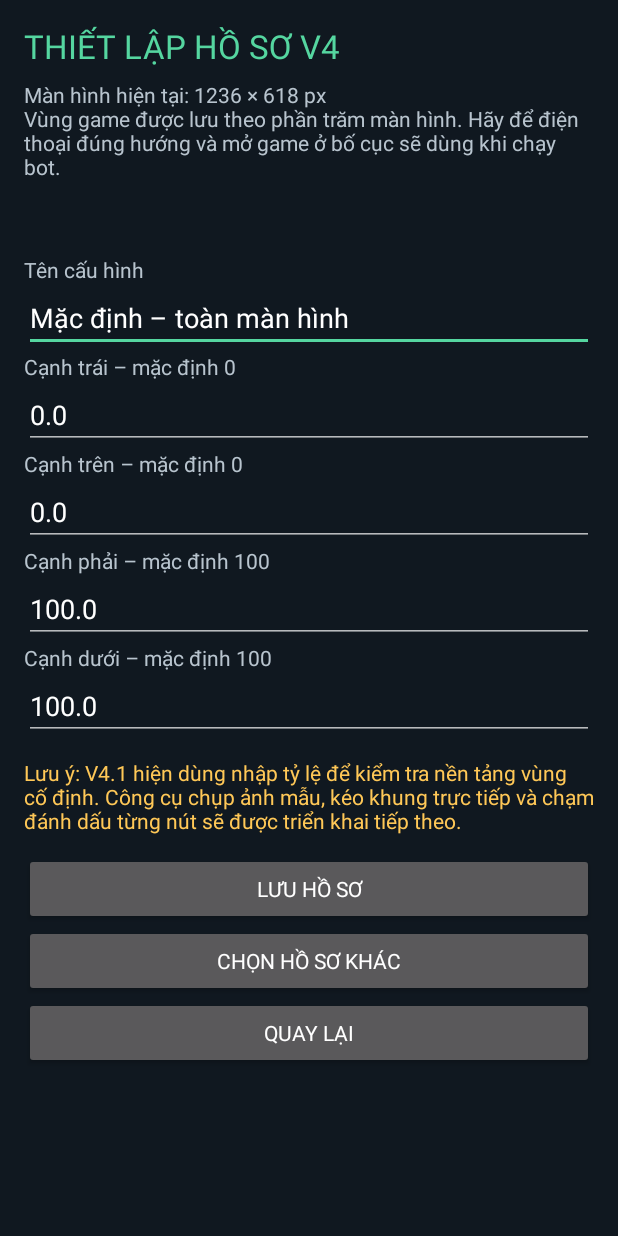
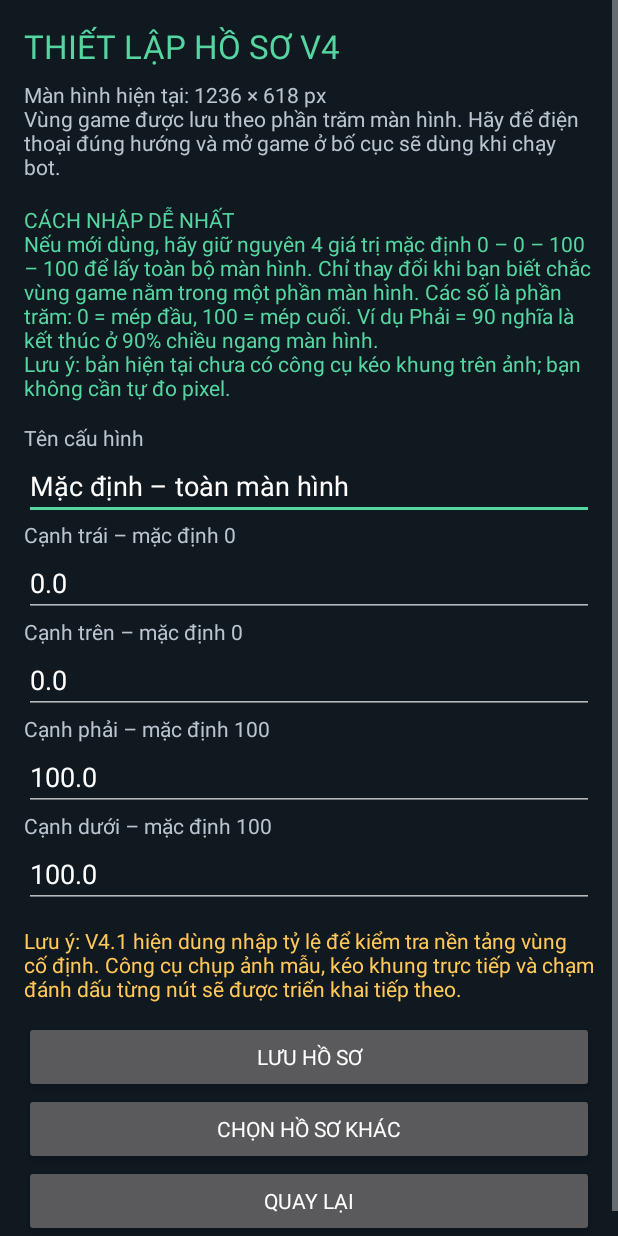
Before and after one commit to tuank7sn267-dotcom/auto-bang-chien-android-v4, an Android app: the ProfileSetupActivity screen opened directly, with no data from a screen before it, on a phone screen of 412 x 824 dp. Run offline under Robolectric (Android 15) with nearby library versions, the phone set to English and light mode, and no system bars.

Commit message:
Update ProfileSetupActivity.kt

```diff
--- a/app/src/main/java/vn/autobangchien/ProfileSetupActivity.kt
+++ b/app/src/main/java/vn/autobangchien/ProfileSetupActivity.kt
@@ -59,10 +59,11 @@ class ProfileSetupActivity : Activity() {
         right = field("Phải (%)", (p.region.right * 100).toString())
         bottom = field("Dưới (%)", (p.region.bottom * 100).toString())
         root.addView(TextView(this).apply {
-            text = "CÁCH NHẬP DỄ NHẤT
+            text = """CÁCH NHẬP DỄ NHẤT
 Nếu mới dùng, hãy giữ nguyên 4 giá trị mặc định 0 – 0 – 100 – 100 để lấy toàn bộ màn hình. Chỉ thay đổi khi bạn biết chắc vùng game nằm trong một phần màn hình. Các số là phần trăm: 0 = mép đầu, 100 = mép cuối. Ví dụ Phải = 90 nghĩa là kết thúc ở 90% chiều ngang màn hình.
-Lưu ý: bản hiện tại chưa có công cụ kéo khung trên ảnh; bạn không cần tự đo pixel."
-            setTextColor(0xFF55D6A0.toInt()); setPadding(0, dp(4), 0, dp(14))
+Lưu ý: bản hiện tại chưa có công cụ kéo khung trên ảnh; bạn không cần tự đo pixel."""
+            setTextColor(0xFF55D6A0.toInt())
+            setPadding(0, dp(4), 0, dp(14))
         })
         root.addView(row("Tên cấu hình", name))
         root.addView(row("Cạnh trái – mặc định 0", left))
```
